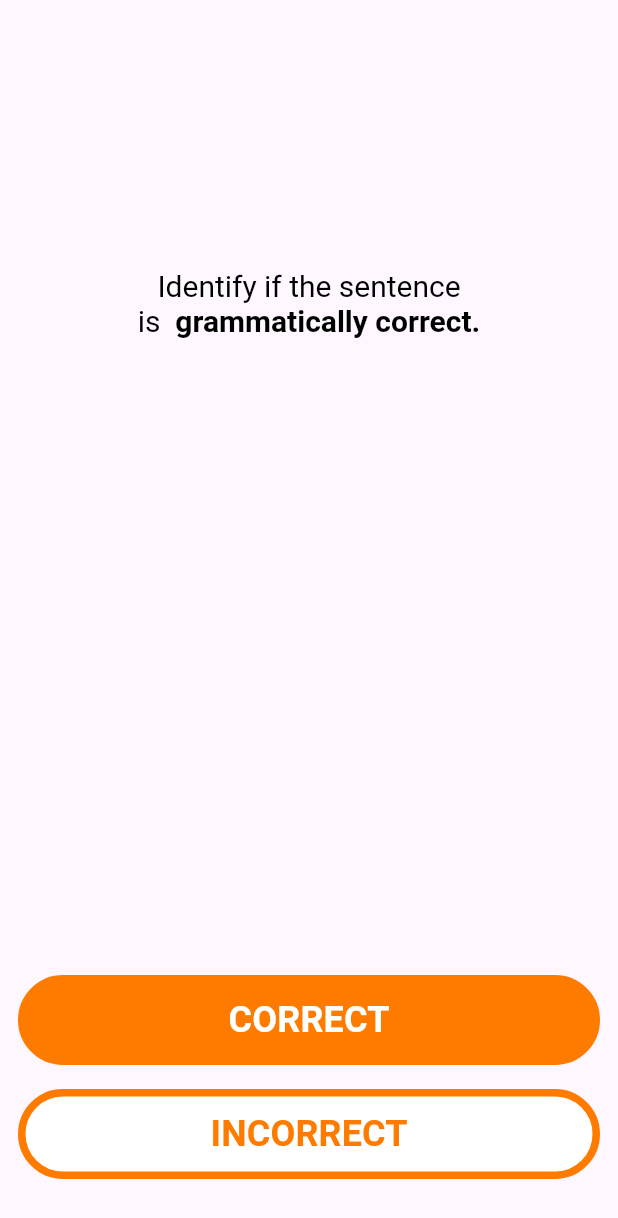
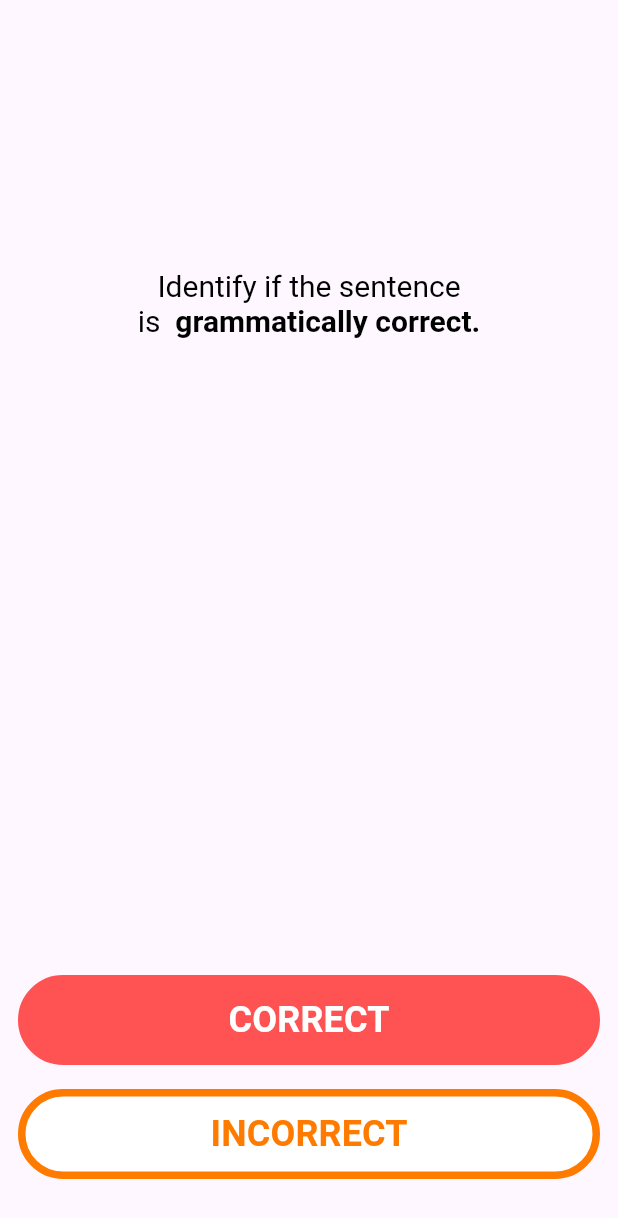
Before and after one commit to G-J-L/diction_dash, a Flutter app: the GrammarQuestion widget shown alone on an empty page, opened directly with empty values, after a tap on "CORRECT", on a phone screen of 412 x 824 dp. Shown: the top 1218 px of the screen. Run offline on Flutter 3.47's test engine with Material 3 defaults, Android fonts, the phone set to English and light mode, and no system bars; our stand-ins replace cloud_firestore, confetti, firebase_auth, firebase_core, firebase_storage, flutter_tts and 4 more; accounts and stored records are empty; network calls fail.

Commit message:
Reveal correct & incorrect answers for grammar game

```diff
--- a/lib/screens/game/grammar/grammar_question.dart
+++ b/lib/screens/game/grammar/grammar_question.dart
@@ -14,6 +14,66 @@ class GrammarQuestion extends StatefulWidget {
 }
 
 class _GrammarQuestionState extends State<GrammarQuestion> {
+
+  bool? answer;
+
+  Map<String, dynamic> correctButton = {
+    'color': kOrangeColor600,
+    'borderColor': kOrangeColor600,
+    'style': kButtonTextStyleWhite,
+  };
+
+  Map<String, dynamic> incorrectButton = {
+    'color': Colors.white,
+    'borderColor': kOrangeColor600,
+    'style': kButtonTextStyleOrange,
+  };
+
+  Future<void> showAnswer(bool answer) async {
+    if (answer) {
+      if (widget.isCorrect == true) {
+        setState(() {
+          correctButton['color'] = Colors.green;
+          correctButton['borderColor'] = Colors.green;
+          correctButton['style'] = kButtonTextStyleWhite;
+        });
+      } else {
+        setState(() {
+          correctButton['color'] = Colors.redAccent;
+          correctButton['borderColor'] = Colors.redAccent;
+          correctButton['style'] = kButtonTextStyleWhite;
+        });
+      }
+      await Future.delayed(const Duration(seconds: 2));
+    } else {
+      if (widget.isCorrect == false) {
+        setState(() {
+          incorrectButton['color'] = Colors.green;
+          incorrectButton['borderColor'] = Colors.green;
+          incorrectButton['style'] = kButtonTextStyleWhite;
+        });
+      } else {
+        setState(() {
+          incorrectButton['color'] = Colors.redAccent;
+          incorrectButton['borderColor'] = Colors.redAccent;
+          incorrectButton['style'] = kButtonTextStyleWhite;
+        });
+      }
+      await Future.delayed(const Duration(seconds: 2));
+    }
+    setState(() {
+      correctButton = {
+        'color': kOrangeColor600,
+        'borderColor': kOrangeColor600,
+        'style': kButtonTextStyleWhite,
+      };
+      incorrectButton = {
+        'color': Colors.white,
+        'borderColor': kOrangeColor600,
+        'style': kButtonTextStyleOrange,
+      };
+    });
+  }
 
   @override
   Widget build(BuildContext context) {
@@ -35,7 +95,7 @@ class _GrammarQuestionState extends State<GrammarQuestion> {
           textAlign: TextAlign.center,
         ),
         Padding(
-          padding: const EdgeInsets.symmetric(horizontal: 15.0),
+          padding: const EdgeInsets.symmetric(horizontal: 20.0),
           child: Text(
             widget.phrase!,
             style: kSubtext20,
@@ -48,29 +108,30 @@ class _GrammarQuestionState extends State<GrammarQuestion> {
             mainAxisAlignment: MainAxisAlignment.center,
             children: [
               OvalButton(
-                color: kOrangeColor600,
-                onPressed: () {
-                  // Check if 'CORRECT' is the right answer
+                color: correctButton['color'],
+                borderColor: correctButton['borderColor'],
+                onPressed: () async {
+                  await showAnswer(true);
                   widget.onAnswer!(true);
                 },
-                child: const Center(
+                child: Center(
                   child: Text(
                     'CORRECT',
-                    style: kButtonTextStyleWhite,
+                    style: correctButton['style'],
                   ),
                 ),
               ),
               OvalButton(
-                color: Colors.white,
-                borderColor: kOrangeColor600,
-                onPressed: () {
-                  // Check if 'INCORRECT' is the right answer
+                color: incorrectButton['color'],
+                borderColor: incorrectButton['borderColor'],
+                onPressed: () async {
+                  await showAnswer(false);
                   widget.onAnswer!(false);
                 },
-                child: const Center(
+                child: Center(
                   child: Text(
                     'INCORRECT',
-                    style: kButtonTextStyleOrange,
+                    style: incorrectButton['style'],
                   ),
                 ),
               ),
--- a/lib/screens/game/vocabulary/vocabulary_question.dart
+++ b/lib/screens/game/vocabulary/vocabulary_question.dart
@@ -29,7 +29,7 @@ class _VocabularyQuestionState extends State<VocabularyQuestion> {
         if (widget.choices[i] == widget.answer) {
           buttonColors[i] = Colors.green; // Correct answer in green
         } else if (widget.choices[i] == selectedChoice) {
-          buttonColors[i] = Colors.red; // Selected incorrect answer in red
+          buttonColors[i] = Colors.redAccent; // Selected incorrect answer in red
         }
       }
     });
```
Also changed, not shown: lib/screens/game/comprehension/comprehension_question.dart (+5 -5 lines).
